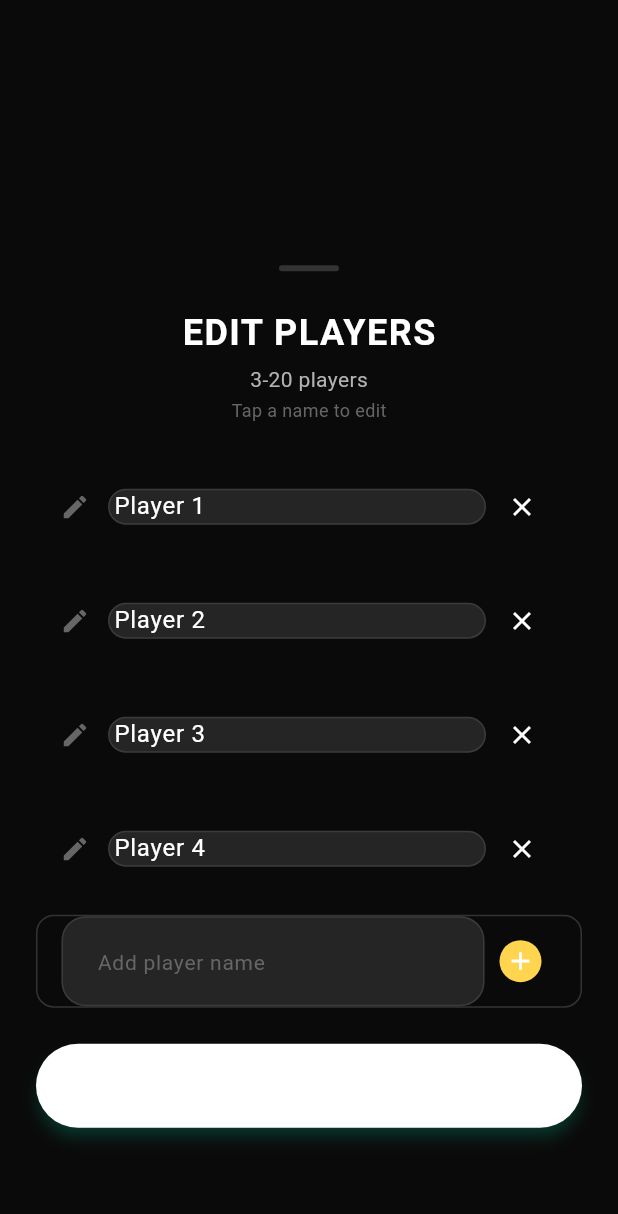
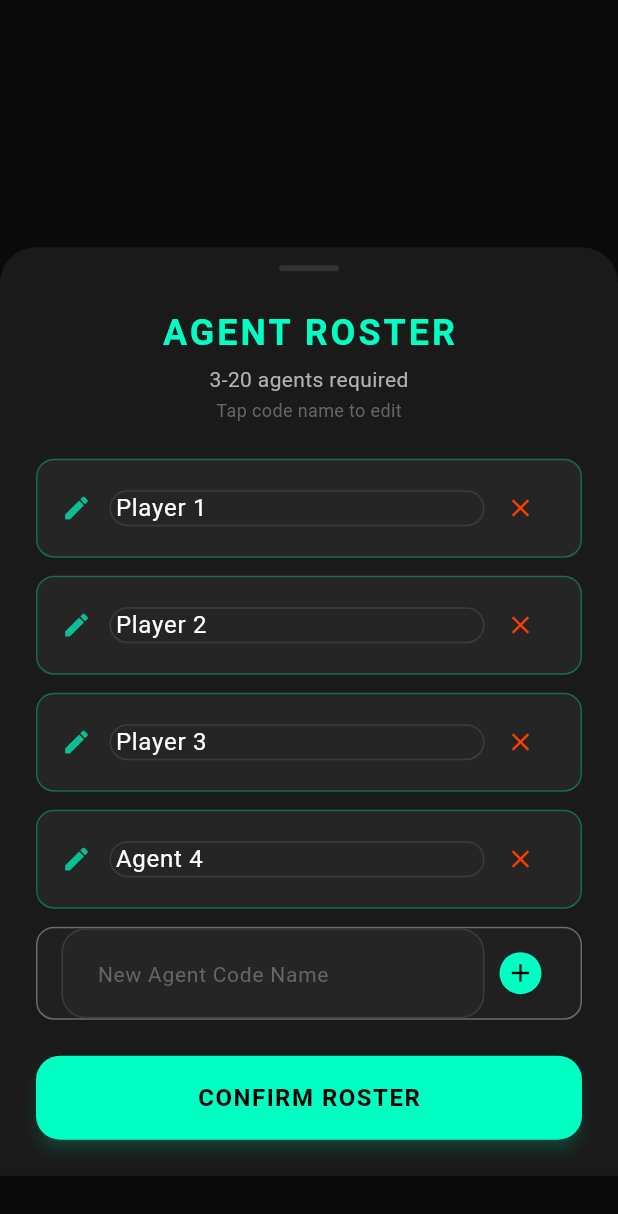
Before and after one commit to Vince0028/Impostor-game, a Flutter app: the EditPlayersDialog widget shown alone on an empty page, opened directly, after a tap on the "add" icon, on a phone screen of 412 x 824 dp. Shown: the top 1214 px of the screen. Run offline on Flutter 3.47's test engine with Material 3 defaults, Android fonts, the phone set to English and light mode, and no system bars; our stand-ins replace share_plus.

Commit message:
changing ui

```diff
--- a/impostor_game/lib/dialogs/edit_players_dialog.dart
+++ b/impostor_game/lib/dialogs/edit_players_dialog.dart
@@ -32,7 +32,7 @@ class _EditPlayersDialogState extends State<EditPlayersDialog> {
             top: MediaQuery.of(context).size.height * 0.2,
           ),
           decoration: const BoxDecoration(
-            color: AppTheme.backgroundWhite,
+            color: AppTheme.backgroundCard,
             borderRadius: BorderRadius.vertical(top: Radius.circular(24)),
           ),
           child: Column(
@@ -55,16 +55,27 @@ class _EditPlayersDialogState extends State<EditPlayersDialog> {
                 child: Column(
                   children: [
                     Text(
-                      'EDIT PLAYERS',
+                      'AGENT ROSTER',
                       style: AppTheme.titleMedium.copyWith(
                         fontWeight: FontWeight.bold,
-                        letterSpacing: 1,
+                        letterSpacing: 2,
+                        color: AppTheme.primaryNeon,
                       ),
                     ),
                     const SizedBox(height: 4),
-                    Text('3-20 players', style: AppTheme.bodyMedium),
+                    Text(
+                      '3-20 agents required',
+                      style: AppTheme.bodyMedium.copyWith(
+                        color: AppTheme.textSecondary,
+                      ),
+                    ),
                     const SizedBox(height: 2),
-                    Text('Tap a name to edit', style: AppTheme.bodySmall),
+                    Text(
+                      'Tap code name to edit',
+                      style: AppTheme.bodySmall.copyWith(
+                        color: AppTheme.textHint,
+                      ),
+                    ),
                   ],
                 ),
               ),
@@ -89,12 +100,19 @@ class _EditPlayersDialogState extends State<EditPlayersDialog> {
                         vertical: 8,
                       ),
                       decoration: BoxDecoration(
-                        color: AppTheme.backgroundLight,
+                        color: AppTheme.backgroundSurface,
                         borderRadius: BorderRadius.circular(12),
+                        border: Border.all(
+                          color: AppTheme.primaryNeon.withOpacity(0.3),
+                        ),
                       ),
                       child: Row(
                         children: [
-                          Icon(Icons.edit, size: 20, color: AppTheme.textHint),
+                          Icon(
+                            Icons.edit,
+                            size: 20,
+                            color: AppTheme.primaryNeon.withOpacity(0.7),
+                          ),
                           const SizedBox(width: 12),
                           Expanded(
                             child: TextField(
@@ -104,7 +122,9 @@ class _EditPlayersDialogState extends State<EditPlayersDialog> {
                                 isDense: true,
                                 contentPadding: EdgeInsets.zero,
                               ),
-                              style: AppTheme.bodyLarge,
+                              style: AppTheme.bodyLarge.copyWith(
+                                color: Colors.white,
+                              ),
                               onChanged: (value) {
                                 provider.updatePlayerName(player.id, value);
                               },
@@ -115,7 +135,7 @@ class _EditPlayersDialogState extends State<EditPlayersDialog> {
                               onPressed: () => provider.removePlayer(player.id),
                               icon: const Icon(
                                 Icons.close,
-                                color: AppTheme.imposterRed,
+                                color: AppTheme.alertColor,
                                 size: 20,
                               ),
                               padding: EdgeInsets.zero,
@@ -135,7 +155,11 @@ class _EditPlayersDialogState extends State<EditPlayersDialog> {
                   child: Container(
                     padding: const EdgeInsets.symmetric(horizontal: 16),
                     decoration: BoxDecoration(
-                      border: Border.all(color: AppTheme.divider),
+                      border: Border.all(
+                        color: AppTheme.textSecondary.withOpacity(0.5),
+                        style: BorderStyle.solid,
+                      ),
+                      color: AppTheme.backgroundSurface.withOpacity(0.5),
                       borderRadius: BorderRadius.circular(12),
                     ),
                     child: Row(
@@ -144,12 +168,13 @@ class _EditPlayersDialogState extends State<EditPlayersDialog> {
                           child: TextField(
                             controller: _newPlayerController,
                             decoration: InputDecoration(
-                              hintText: 'Add player name',
+                              hintText: 'New Agent Code Name',
                               hintStyle: AppTheme.bodyMedium.copyWith(
                                 color: AppTheme.textHint,
                               ),
                               border: InputBorder.none,
                             ),
+                            style: const TextStyle(color: Colors.white),
                             onSubmitted: (_) => _addPlayer(provider),
                           ),
                         ),
@@ -157,13 +182,13 @@ class _EditPlayersDialogState extends State<EditPlayersDialog> {
                           onPressed: () => _addPlayer(provider),
                           icon: Container(
                             padding: const EdgeInsets.all(4),
-                            decoration: const BoxDecoration(
-                              color: Color(0xFFFFD54F),
+                            decoration: BoxDecoration(
+                              color: AppTheme.primaryNeon,
                               shape: BoxShape.circle,
                             ),
                             child: const Icon(
                               Icons.add,
-                              color: AppTheme.textPrimary,
+                              color: Colors.black,
                               size: 20,
                             ),
                           ),
@@ -182,14 +207,16 @@ class _EditPlayersDialogState extends State<EditPlayersDialog> {
                   child: ElevatedButton(
                     onPressed: () => Navigator.pop(context),
                     style: ElevatedButton.styleFrom(
-                      backgroundColor: AppTheme.textPrimary,
-                      foregroundColor: Colors.white,
+                      backgroundColor: AppTheme.primaryNeon,
+                      foregroundColor: Colors.black,
                       shape: RoundedRectangleBorder(
-                        borderRadius: BorderRadius.circular(30),
+                        borderRadius: BorderRadius.circular(16),
                       ),
+                      elevation: 4,
+                      shadowColor: AppTheme.primaryNeon.withOpacity(0.4),
                     ),
                     child: const Text(
-                      'CONFIRM',
+                      'CONFIRM ROSTER',
                       style: TextStyle(
                         fontSize: 16,
                         fontWeight: FontWeight.bold,
@@ -209,7 +236,7 @@ class _EditPlayersDialogState extends State<EditPlayersDialog> {
   void _addPlayer(GameProvider provider) {
     final name = _newPlayerController.text.trim();
     if (name.isEmpty) {
-      provider.addPlayer('Player ${provider.players.length + 1}');
+      provider.addPlayer('Agent ${provider.players.length + 1}');
     } else {
       provider.addPlayer(name);
     }
--- a/impostor_game/lib/theme/app_theme.dart
+++ b/impostor_game/lib/theme/app_theme.dart
@@ -226,6 +226,5 @@ class AppTheme {
     fontWeight: FontWeight.bold,
     color: primaryNeon,
     letterSpacing: 1.0,
-    uppercase: true,
   );
 }
--- a/impostor_game/lib/widgets/categories_section.dart
+++ b/impostor_game/lib/widgets/categories_section.dart
@@ -19,7 +19,7 @@ class CategoriesSection extends StatelessWidget {
             children: [
               const SectionHeader(
                 emoji: '🎯',
-                title: 'CATEGORIES',
+                title: 'MISSION TARGETS',
                 showChevron: true,
               ),
               const SizedBox(height: 12),
@@ -35,8 +35,11 @@ class CategoriesSection extends StatelessWidget {
                       vertical: 8,
                     ),
                     decoration: BoxDecoration(
-                      color: AppTheme.backgroundLight,
+                      color: AppTheme.backgroundSurface,
                       borderRadius: BorderRadius.circular(20),
+                      border: Border.all(
+                        color: AppTheme.primaryNeon.withOpacity(0.3),
+                      ),
                     ),
                     child: Row(
                       mainAxisSize: MainAxisSize.min,
@@ -45,12 +48,12 @@ class CategoriesSection extends StatelessWidget {
                           category.emoji,
                           style: const TextStyle(fontSize: 16),
                         ),
-                        const SizedBox(width: 6),
+                        const SizedBox(width: 8),
                         Text(
                           category.name,
                           style: AppTheme.bodyMedium.copyWith(
                             fontWeight: FontWeight.w500,
-                            color: AppTheme.textPrimary,
+                            color: Colors.white,
                           ),
                         ),
                       ],
--- a/impostor_game/lib/widgets/imposter_hint_section.dart
+++ b/impostor_game/lib/widgets/imposter_hint_section.dart
@@ -20,10 +20,10 @@ class ImposterHintSection extends StatelessWidget {
                   const Text('💡', style: TextStyle(fontSize: 20)),
                   const SizedBox(width: 8),
                   Text(
-                    'IMPOSTER HINT',
+                    'INCOGNITO INTEL',
                     style: AppTheme.labelLarge.copyWith(
-                      color: AppTheme.textSecondary,
-                      letterSpacing: 0.5,
+                      color: AppTheme.primaryNeon,
+                      letterSpacing: 1.5,
                     ),
                   ),
                   const Spacer(),
@@ -35,7 +35,7 @@ class ImposterHintSection extends StatelessWidget {
               ),
               const SizedBox(height: 4),
               Text(
-                'Give imposters a hint about the word to help them blend in better.',
+                'Leak restricted data to help incognito agents blend in.',
                 style: AppTheme.bodyMedium,
               ),
             ],
--- a/impostor_game/lib/widgets/players_section.dart
+++ b/impostor_game/lib/widgets/players_section.dart
@@ -19,7 +19,7 @@ class PlayersSection extends StatelessWidget {
             children: [
               const SectionHeader(
                 emoji: '✋',
-                title: 'PLAYERS',
+                title: 'AGENTS',
                 showChevron: true,
               ),
               const SizedBox(height: 12),
@@ -35,13 +35,17 @@ class PlayersSection extends StatelessWidget {
                       vertical: 8,
                     ),
                     decoration: BoxDecoration(
-                      color: AppTheme.backgroundLight,
+                      color: AppTheme.backgroundSurface,
                       borderRadius: BorderRadius.circular(20),
+                      border: Border.all(
+                        color: AppTheme.primaryNeon.withOpacity(0.3),
+                      ),
                     ),
                     child: Text(
                       player.name,
                       style: AppTheme.bodyLarge.copyWith(
                         fontWeight: FontWeight.w500,
+                        color: Colors.white,
                       ),
                     ),
                   );
--- a/impostor_game/lib/widgets/time_limit_section.dart
+++ b/impostor_game/lib/widgets/time_limit_section.dart
@@ -17,13 +17,13 @@ class TimeLimitSection extends StatelessWidget {
             children: [
               Row(
                 children: [
-                  const Text('⏰', style: TextStyle(fontSize: 20)),
+                  const Text('⏱️', style: TextStyle(fontSize: 20)),
                   const SizedBox(width: 8),
                   Text(
-                    'TIME LIMIT',
+                    'MISSION DEADLINE',
                     style: AppTheme.labelLarge.copyWith(
-                      color: AppTheme.textSecondary,
-                      letterSpacing: 0.5,
+                      color: AppTheme.primaryNeon,
+                      letterSpacing: 1.5,
                     ),
                   ),
                   const Spacer(),
@@ -33,12 +33,24 @@ class TimeLimitSection extends StatelessWidget {
                   ),
                 ],
               ),
-              Text(
-                provider.settings.timeLimitEnabled
-                    ? '${provider.settings.timeLimitSeconds} seconds'
-                    : 'Disabled',
-                style: AppTheme.bodyLarge,
-              ),
+              if (provider.settings.timeLimitEnabled) ...[
+                const SizedBox(height: 12),
+                Slider(
+                  value: provider.settings.timeLimitSeconds.toDouble(),
+                  min: 30,
+                  max: 180,
+                  divisions: 5,
+                  label: '${provider.settings.timeLimitSeconds}s',
+                  onChanged: (value) => provider.updateTimeLimit(value.toInt()),
+                ),
+                Text(
+                  '${provider.settings.timeLimitSeconds} SECONDS',
+                  style: AppTheme.bodyLarge.copyWith(
+                    fontWeight: FontWeight.bold,
+                    color: AppTheme.primaryNeon,
+                  ),
+                ),
+              ],
             ],
           ),
         );
--- a/impostor_game/lib/widgets/troll_mode_section.dart
+++ b/impostor_game/lib/widgets/troll_mode_section.dart
@@ -17,13 +17,13 @@ class TrollModeSection extends StatelessWidget {
             children: [
               Row(
                 children: [
-                  const Text('😈', style: TextStyle(fontSize: 20)),
+                  const Text('⚠️', style: TextStyle(fontSize: 20)),
                   const SizedBox(width: 8),
                   Text(
-                    'TROLL MODE',
+                    'SYSTEM GLITCH',
                     style: AppTheme.labelLarge.copyWith(
-                      color: AppTheme.textSecondary,
-                      letterSpacing: 0.5,
+                      color: AppTheme.alertColor,
+                      letterSpacing: 1.5,
                     ),
                   ),
                   const Spacer(),
@@ -35,7 +35,7 @@ class TrollModeSection extends StatelessWidget {
               ),
               const SizedBox(height: 4),
               Text(
-                'At some rounds, everyone becomes imposter — it\'s chaos, confusion, and fun.',
+                'WARNING: System instability may cause all agents to go rogue.',
                 style: AppTheme.bodyMedium,
               ),
             ],
--- a/impostor_game/pubspec.yaml
+++ b/impostor_game/pubspec.yaml
@@ -1,5 +1,5 @@
 name: impostor_game
-description: "Imposter Who? - The ultimate party game where one person is the imposter!"
+description: "Project Incognito - The ultimate cyberpunk party game where one agent is rogue!"
 publish_to: 'none'
 
 version: 1.0.0+1
```
Also changed, not shown: impostor_game/lib/dialogs/select_categories_dialog.dart (+34 -21 lines), impostor_game/lib/dialogs/select_imposters_dialog.dart (+44 -16 lines), impostor_game/lib/screens/reveal_screen.dart (+103 -80 lines), 2 other files.
